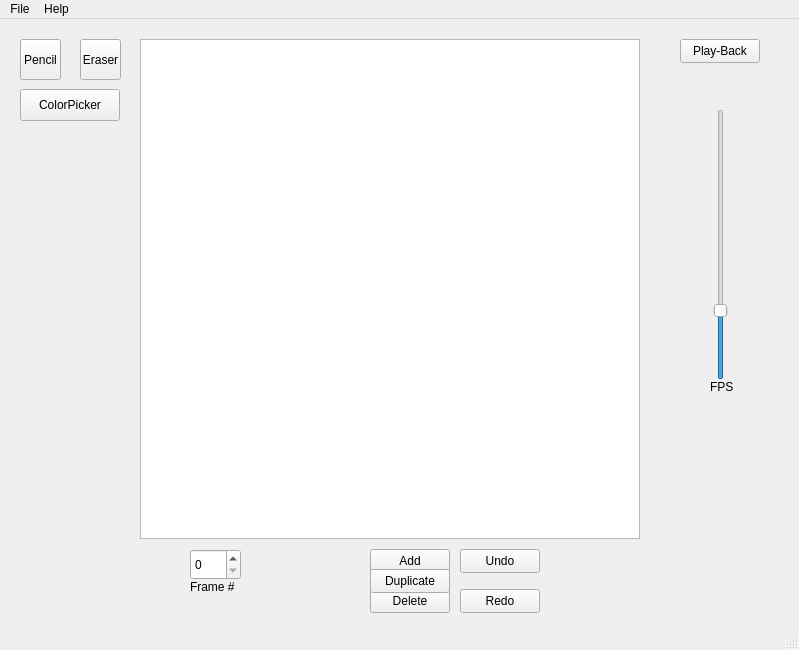
The window that mainwindow.ui (AhmedZ70/SpriteEditor) describes before a commit, drawn with Qt 5.
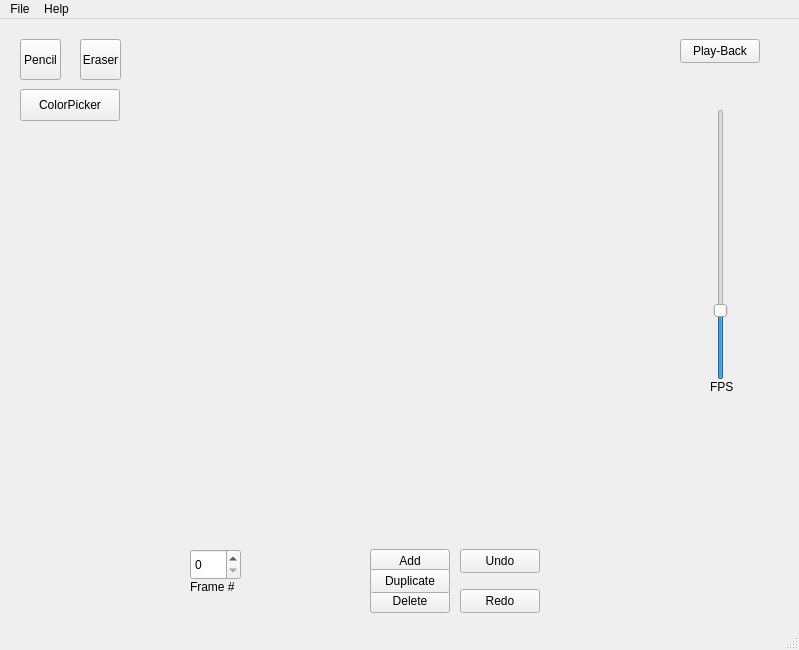
The same window after the commit. Icons and pictures are not drawn. Custom widgets are drawn as their Qt base class.

The edit to the form file:
```diff
--- a/mainwindow.ui
+++ b/mainwindow.ui
@@ -36,16 +36,6 @@
      <enum>Qt::Vertical</enum>
     </property>
    </widget>
-   <widget class="QGraphicsView" name="graphicsView">
-    <property name="geometry">
-     <rect>
-      <x>140</x>
-      <y>20</y>
-      <width>500</width>
-      <height>500</height>
-     </rect>
-    </property>
-   </widget>
    <widget class="QPushButton" name="addFrameButton">
     <property name="geometry">
      <rect>
@@ -211,6 +201,16 @@
      <string>ColorPicker</string>
     </property>
    </widget>
+   <widget class="Sprite" name="drawPanel" native="true">
+    <property name="geometry">
+     <rect>
+      <x>140</x>
+      <y>10</y>
+      <width>500</width>
+      <height>500</height>
+     </rect>
+    </property>
+   </widget>
   </widget>
   <widget class="QMenuBar" name="menubar">
    <property name="geometry">
@@ -261,6 +261,14 @@
    </property>
   </action>
  </widget>
+ <customwidgets>
+  <customwidget>
+   <class>Sprite</class>
+   <extends>QWidget</extends>
+   <header location="global">sprite.h</header>
+   <container>1</container>
+  </customwidget>
+ </customwidgets>
  <resources/>
  <connections/>
 </ui>
```
